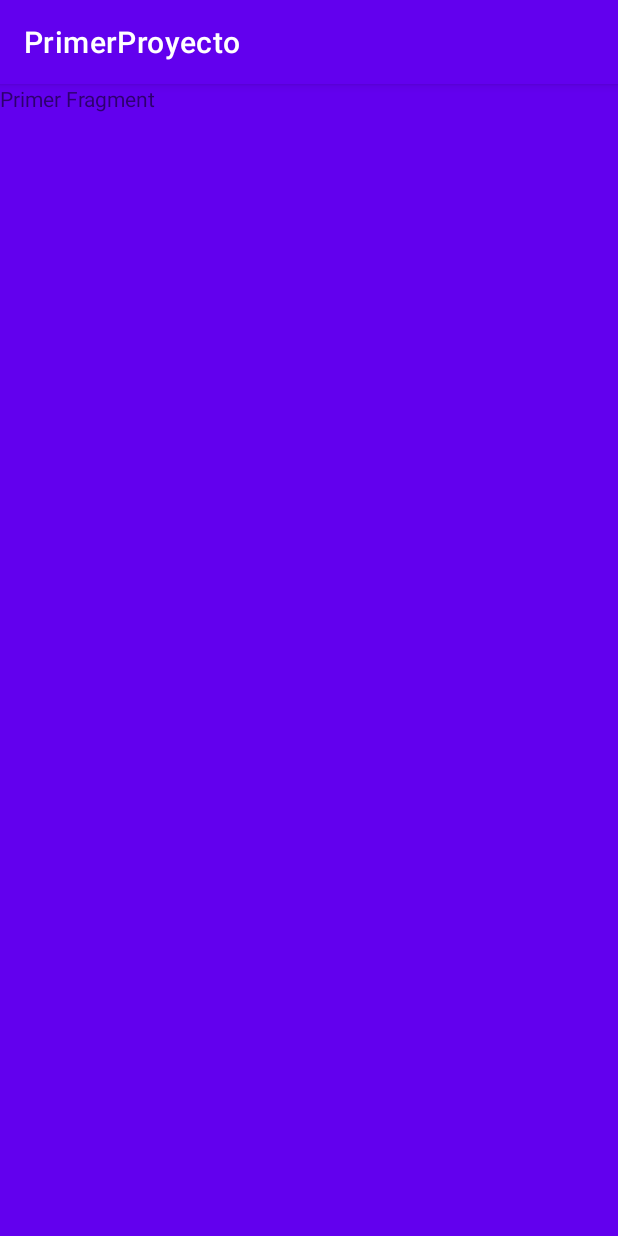
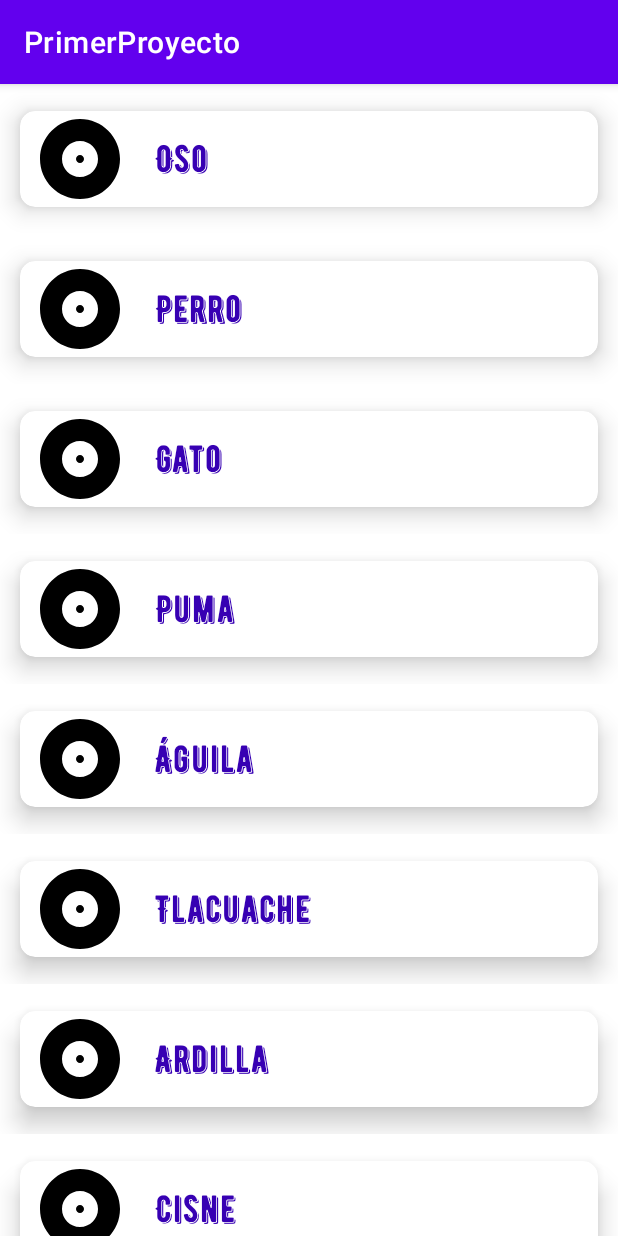
Before and after one commit to ReivajGP/dapdm-android, an Android app: the screen it shows after launch (FragmentManagerActivity before the commit, AnimalsManagerActivity after it), on a phone screen of 412 x 824 dp. Run offline under Robolectric (Android 15) with nearby library versions, the phone set to English and light mode, and no system bars.

Commit message:
Segundo ejercicio, recycler view sobre fragment sobre activity ya funciona 🥹

```diff
--- a/PrimerProyecto/app/src/main/AndroidManifest.xml
+++ b/PrimerProyecto/app/src/main/AndroidManifest.xml
@@ -13,6 +13,9 @@
         android:supportsRtl="true"
         android:theme="@style/Theme.PrimerProyecto"
         tools:targetApi="31">
+        <activity
+            android:name=".ejercicios_clase.fragments.FragmentManagerActivity"
+            android:exported="false" />
         <activity
             android:name=".ejercicios_clase.fragments.FragmentActivity"
             android:exported="false" />
@@ -47,7 +50,7 @@
             android:name=".ejercicios_clase.ImplicitActivity"
             android:exported="false" />
         <activity
-            android:name=".ejercicios_clase.fragments.FragmentManagerActivity"
+            android:name=".ejercicio_dos.AnimalsManagerActivity"
             android:exported="true"
             android:screenOrientation="portrait">
             <intent-filter>
--- /dev/null
+++ b/PrimerProyecto/app/src/main/java/com/rgp/primerproyecto/ejercicio_dos/Adapter.kt
@@ -0,0 +1,39 @@
+package com.rgp.primerproyecto.ejercicio_dos
+
+import android.view.LayoutInflater
+import android.view.View
+import android.view.ViewGroup
+import android.widget.ImageView
+import android.widget.TextView
+import androidx.recyclerview.widget.RecyclerView
+import com.rgp.primerproyecto.R
+
+class Adapter(private val animalsList : ArrayList<Animal>) : RecyclerView.Adapter<Adapter.AnimalViewHolder>() {
+
+    override fun onCreateViewHolder(parent: ViewGroup, viewType: Int): AnimalViewHolder {
+        val itemView = LayoutInflater.from(parent.context).inflate(R.layout.recyclerview_item_animal,
+        parent, false)
+        return AnimalViewHolder(itemView)
+    }
+
+    override fun onBindViewHolder(holder: AnimalViewHolder, position: Int) {
+        val currentItem = animalsList[position]
+        holder.tvAnimalName.text = currentItem.name
+        holder.ivAnimalImage.setImageResource(currentItem.image)
+    }
+
+    override fun getItemCount(): Int {
+        return animalsList.size
+    }
+
+    class AnimalViewHolder(itemView: View) : RecyclerView.ViewHolder(itemView) {
+
+        val tvAnimalName: TextView
+        val ivAnimalImage: ImageView
+
+        init {
+            tvAnimalName = itemView.findViewById(R.id.tvAnimalName)
+            ivAnimalImage = itemView.findViewById(R.id.ivAnimalImage)
+        }
+    }
+}
--- /dev/null
+++ b/PrimerProyecto/app/src/main/java/com/rgp/primerproyecto/ejercicio_dos/Animal.kt
@@ -0,0 +1,10 @@
+package com.rgp.primerproyecto.ejercicio_dos
+
+data class Animal(
+    val name: String,
+    val image: Int,
+    val hasADisease: Boolean,
+    val gender: Boolean,
+    val location: String,
+    val age: Int
+)
--- /dev/null
+++ b/PrimerProyecto/app/src/main/java/com/rgp/primerproyecto/ejercicio_dos/AnimalsListFragment.kt
@@ -0,0 +1,89 @@
+package com.rgp.primerproyecto.ejercicio_dos
+
+import android.os.Bundle
+import android.view.LayoutInflater
+import android.view.View
+import android.view.ViewGroup
+import androidx.fragment.app.Fragment
+import androidx.recyclerview.widget.LinearLayoutManager
+import androidx.recyclerview.widget.RecyclerView
+import com.rgp.primerproyecto.R
+
+class AnimalsListFragment : Fragment() {
+
+    private lateinit var adapter: Adapter
+    private lateinit var recyclerView: RecyclerView
+    private lateinit var animals: ArrayList<Animal>
+
+    lateinit var animalName: Array<String>
+    lateinit var animalImage: Array<Int>
+
+    override fun onCreateView(
+        inflater: LayoutInflater,
+        container: ViewGroup?,
+        savedInstanceState: Bundle?
+    ): View? {
+        return inflater.inflate(R.layout.fragment_animals_list, container, false)
+    }
+
+    override fun onViewCreated(view: View, savedInstanceState: Bundle?) {
+        super.onViewCreated(view, savedInstanceState)
+        dataInit()
+        val layoutManager = LinearLayoutManager(context)
+        recyclerView = view.findViewById(R.id.recycler_view)
+        recyclerView.layoutManager = layoutManager
+        recyclerView.setHasFixedSize(true)
+        adapter = Adapter(animals)
+        recyclerView.adapter = adapter
+    }
+
+    companion object {
+    }
+
+    private fun dataInit() {
+        animals = arrayListOf<Animal>()
+
+        animalName = arrayOf(
+            getString(R.string.excercise_two_bear),
+            getString(R.string.excercise_two_dog),
+            getString(R.string.excercise_two_cat),
+            getString(R.string.excercise_two_puma),
+            getString(R.string.excercise_two_eagle),
+            getString(R.string.excercise_two_tlacuache),
+            getString(R.string.excercise_two_squirrel),
+            getString(R.string.excercise_two_swan)
+        )
+
+        animalImage = arrayOf(
+            R.drawable.ic_android_photo,
+            R.drawable.ic_android_photo,
+            R.drawable.ic_android_photo,
+            R.drawable.ic_android_photo,
+            R.drawable.ic_android_photo,
+            R.drawable.ic_android_photo,
+            R.drawable.ic_android_photo,
+            R.drawable.ic_android_photo
+            /*R.drawable.oso,
+            R.drawable.perro,
+            R.drawable.gato,
+            R.drawable.puma,
+            R.drawable.aguila,
+            R.drawable.tlacuache,
+            R.drawable.ardilla,
+            R.drawable.cisne*/
+        )
+
+
+        for (index in animalImage.indices) {
+            val animal = Animal(
+                animalName[index],
+                animalImage[index],
+                true,
+                true,
+                "Africa",
+                5
+            )
+            animals.add(animal)
+        }
+    }
+}
--- a/PrimerProyecto/app/src/main/java/com/rgp/primerproyecto/ejercicio_dos/AnimalsManagerActivity.kt
+++ b/PrimerProyecto/app/src/main/java/com/rgp/primerproyecto/ejercicio_dos/AnimalsManagerActivity.kt
@@ -3,10 +3,15 @@ package com.rgp.primerproyecto.ejercicio_dos
 import androidx.appcompat.app.AppCompatActivity
 import android.os.Bundle
 import com.rgp.primerproyecto.R
+import com.rgp.primerproyecto.ejercicios_clase.fragments.FirstFragment
 
 class AnimalsManagerActivity : AppCompatActivity() {
     override fun onCreate(savedInstanceState: Bundle?) {
         super.onCreate(savedInstanceState)
         setContentView(R.layout.activity_animals_manager)
+
+        supportFragmentManager.beginTransaction()
+            .replace(R.id.animals_container, AnimalsListFragment())
+            .commit()
     }
 }
--- a/PrimerProyecto/app/src/main/res/layout/activity_animals_manager.xml
+++ b/PrimerProyecto/app/src/main/res/layout/activity_animals_manager.xml
@@ -1,9 +1,14 @@
 <?xml version="1.0" encoding="utf-8"?>
-<androidx.constraintlayout.widget.ConstraintLayout xmlns:android="http://schemas.android.com/apk/res/android"
+<RelativeLayout xmlns:android="http://schemas.android.com/apk/res/android"
     xmlns:app="http://schemas.android.com/apk/res-auto"
     xmlns:tools="http://schemas.android.com/tools"
     android:layout_width="match_parent"
     android:layout_height="match_parent"
     tools:context=".ejercicio_dos.AnimalsManagerActivity">
 
-</androidx.constraintlayout.widget.ConstraintLayout>
+    <FrameLayout
+        android:id="@+id/animals_container"
+        android:layout_width="match_parent"
+        android:layout_height="match_parent"/>
+
+</RelativeLayout>
--- /dev/null
+++ b/PrimerProyecto/app/src/main/res/layout/fragment_animals_list.xml
@@ -0,0 +1,14 @@
+<?xml version="1.0" encoding="utf-8"?>
+<FrameLayout xmlns:android="http://schemas.android.com/apk/res/android"
+    xmlns:tools="http://schemas.android.com/tools"
+    android:layout_width="match_parent"
+    android:layout_height="match_parent"
+    tools:context=".ejercicio_dos.AnimalsListFragment">
+
+    <androidx.recyclerview.widget.RecyclerView
+        android:id="@+id/recycler_view"
+        android:layout_width="match_parent"
+        android:layout_height="match_parent"
+        tools:listitem="@layout/recyclerview_item_animal"/>
+
+</FrameLayout>
--- /dev/null
+++ b/PrimerProyecto/app/src/main/res/layout/recyclerview_item_animal.xml
@@ -0,0 +1,41 @@
+<?xml version="1.0" encoding="utf-8"?>
+<RelativeLayout xmlns:android="http://schemas.android.com/apk/res/android"
+    android:layout_width="match_parent"
+    android:layout_height="wrap_content"
+    xmlns:tools="http://schemas.android.com/tools"
+    xmlns:app="http://schemas.android.com/apk/res-auto"
+    android:background="@color/cardview_light_background">
+
+    <androidx.cardview.widget.CardView
+        android:id="@+id/cvAnimal"
+        app:cardUseCompatPadding="true"
+        app:cardCornerRadius="10dp"
+        app:cardElevation="10dp"
+        android:layout_width="match_parent"
+        android:layout_height="100dp">
+
+        <RelativeLayout
+            android:layout_width="wrap_content"
+            android:layout_height="wrap_content">
+
+            <ImageView
+                android:id="@+id/ivAnimalImage"
+                android:layout_width="80dp"
+                android:layout_height="80dp"
+                android:src="@drawable/ic_android_photo" />
+
+            <TextView
+                android:id="@+id/tvAnimalName"
+                android:fontFamily="@font/bernier_shade_regular"
+                tools:text = "Nombre animal"
+                android:textColor="@color/purple_700"
+                android:layout_width="wrap_content"
+                android:layout_height="wrap_content"
+                android:textSize="25sp"
+                android:layout_marginStart="10dp"
+                android:layout_centerVertical="true"
+                android:layout_toEndOf="@id/ivAnimalImage"/>
+        </RelativeLayout>
+
+    </androidx.cardview.widget.CardView>
+</RelativeLayout>
--- a/PrimerProyecto/app/src/main/res/values/strings.xml
+++ b/PrimerProyecto/app/src/main/res/values/strings.xml
@@ -5,4 +5,25 @@
     <!-- TODO: Remove or change this placeholder text -->
     <string name="dummy_button">Dummy Button</string>
     <string name="dummy_content">DUMMY\nCONTENT</string>
+    <!-- TODO: Remove or change this placeholder text -->
+    <string name="hello_blank_fragment">Hello blank fragment</string>
+
+    <!-- Excercise two data -->
+    <string name="excercise_two_bear">Oso</string>
+    <string name="excercise_two_dog">Perro</string>
+    <string name="excercise_two_cat">Gato</string>
+    <string name="excercise_two_puma">Puma</string>
+    <string name="excercise_two_eagle">Águila</string>
+    <string name="excercise_two_tlacuache">Tlacuache</string>
+    <string name="excercise_two_squirrel">Ardilla</string>
+    <string name="excercise_two_swan">Cisne</string>
+
+    <string name="excercise_two_location_a">África</string>
+    <string name="excercise_two_location_b">Global</string>
+    <string name="excercise_two_location_c">Global</string>
+    <string name="excercise_two_location_d">América</string>
+    <string name="excercise_two_location_e">América</string>
+    <string name="excercise_two_location_f">México</string>
+    <string name="excercise_two_location_g">América</string>
+    <string name="excercise_two_location_h">Europa</string>
 </resources>
```
